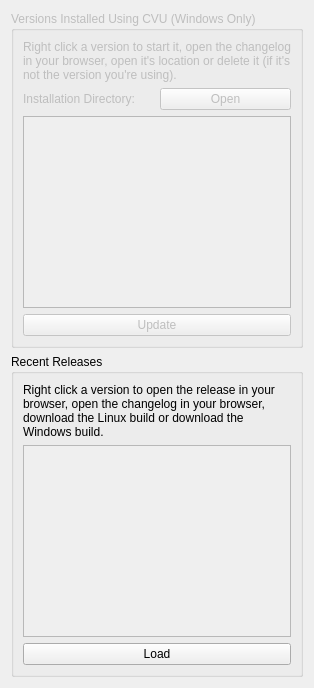
Qt form src/citra_qt/configuration/configure_versions.ui (tbsp/citra-valentin) before a commit.
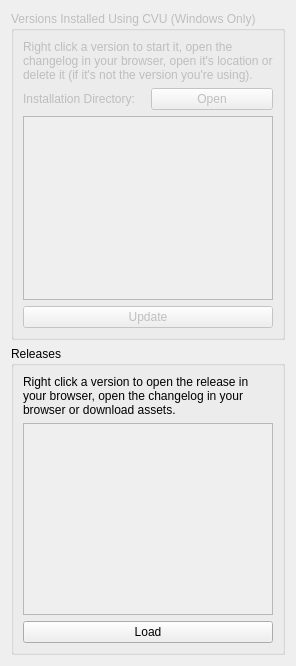
The same form after that commit.

Commit message: Qt/ConfigureVersions: Show all releases and assets

```diff
--- a/src/citra_qt/configuration/configure_versions.ui
+++ b/src/citra_qt/configuration/configure_versions.ui
@@ -2,6 +2,14 @@
 <ui version="4.0">
  <class>ConfigureVersions</class>
  <widget class="QWidget" name="ConfigureVersions">
+  <property name="geometry">
+   <rect>
+    <x>0</x>
+    <y>0</y>
+    <width>294</width>
+    <height>666</height>
+   </rect>
+  </property>
   <property name="minimumSize">
    <size>
     <width>0</width>
@@ -65,13 +73,13 @@
    <item>
     <widget class="QGroupBox" name="groupBox_2">
      <property name="title">
-      <string>Recent Releases</string>
+      <string>Releases</string>
      </property>
      <layout class="QVBoxLayout" name="verticalLayout_2">
       <item>
        <widget class="QLabel" name="label_2">
         <property name="text">
-         <string>&lt;html&gt;&lt;head/&gt;&lt;body&gt;&lt;p&gt;Right click a version to open the release in your browser, open the changelog in your browser, download the Linux build or download the Windows build.&lt;/p&gt;&lt;/body&gt;&lt;/html&gt;</string>
+         <string>&lt;html&gt;&lt;head/&gt;&lt;body&gt;&lt;p&gt;Right click a version to open the release in your browser, open the changelog in your browser or download assets.&lt;/p&gt;&lt;/body&gt;&lt;/html&gt;</string>
         </property>
         <property name="wordWrap">
          <bool>true</bool>
```
Left out of the diff: 4 changed lines with no effect on the pictures. The commit also changes 4 other files.
